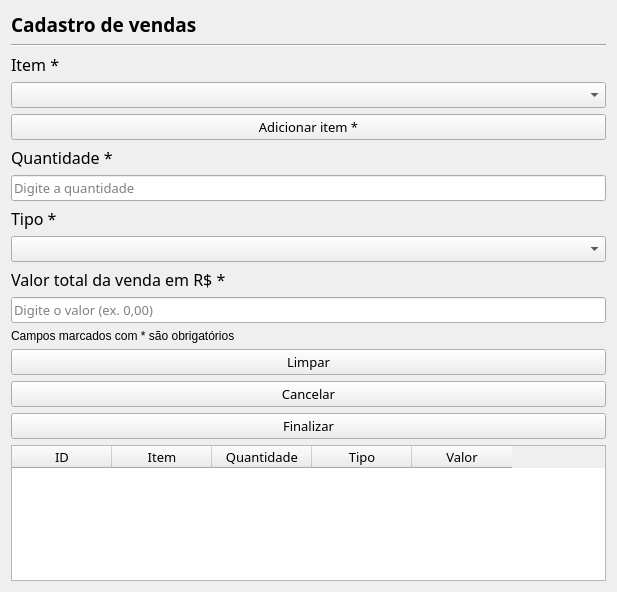
imora97/Sistema-para-doceria, file view/cadastrovendas.ui: the form before one commit.
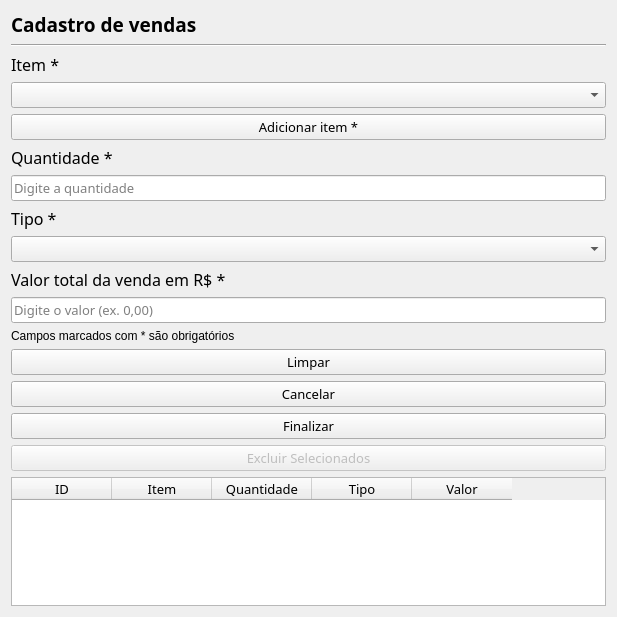
The form after the commit.

The edit to the form file:
```diff
--- a/view/cadastrovendas.ui
+++ b/view/cadastrovendas.ui
@@ -7,7 +7,7 @@
     <x>0</x>
     <y>0</y>
     <width>617</width>
-    <height>592</height>
+    <height>617</height>
    </rect>
   </property>
   <property name="windowTitle">
@@ -231,6 +231,22 @@
      </property>
     </widget>
    </item>
+   <item>
+    <widget class="QPushButton" name="excluir_button">
+     <property name="enabled">
+      <bool>false</bool>
+     </property>
+     <property name="font">
+      <font>
+       <family>Segoe Print</family>
+       <pointsize>10</pointsize>
+      </font>
+     </property>
+     <property name="text">
+      <string>Excluir Selecionados</string>
+     </property>
+    </widget>
+   </item>
    <item>
     <widget class="QTableWidget" name="tabela">
      <column>
```
